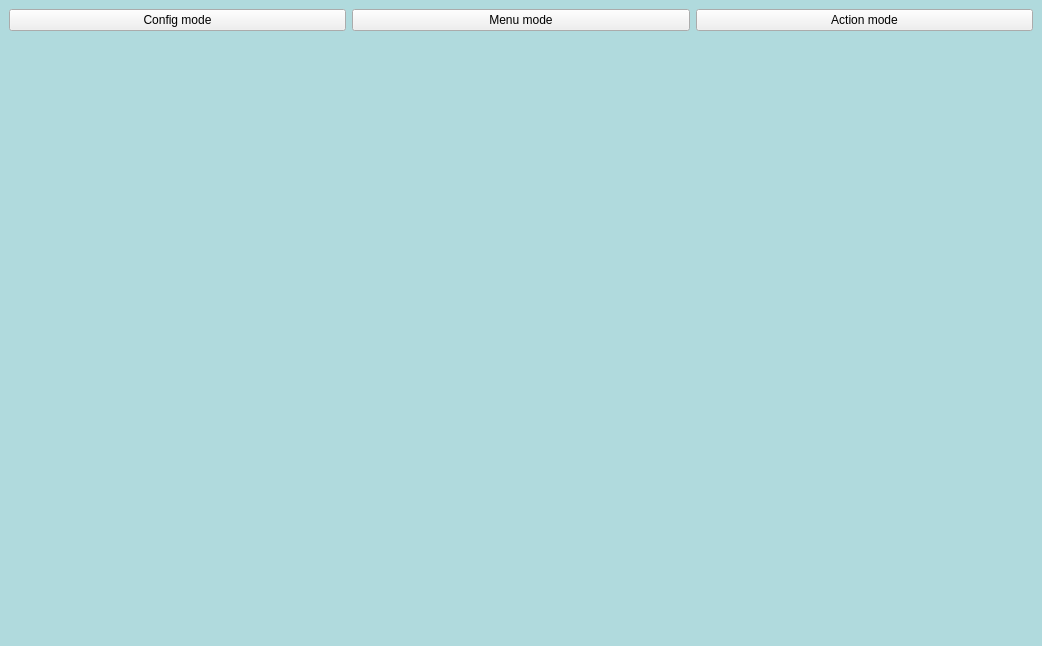
EmaroLab/gesture_based_interface, file BaxterGBI_gui/src/mainwindow.ui: the form before one commit.
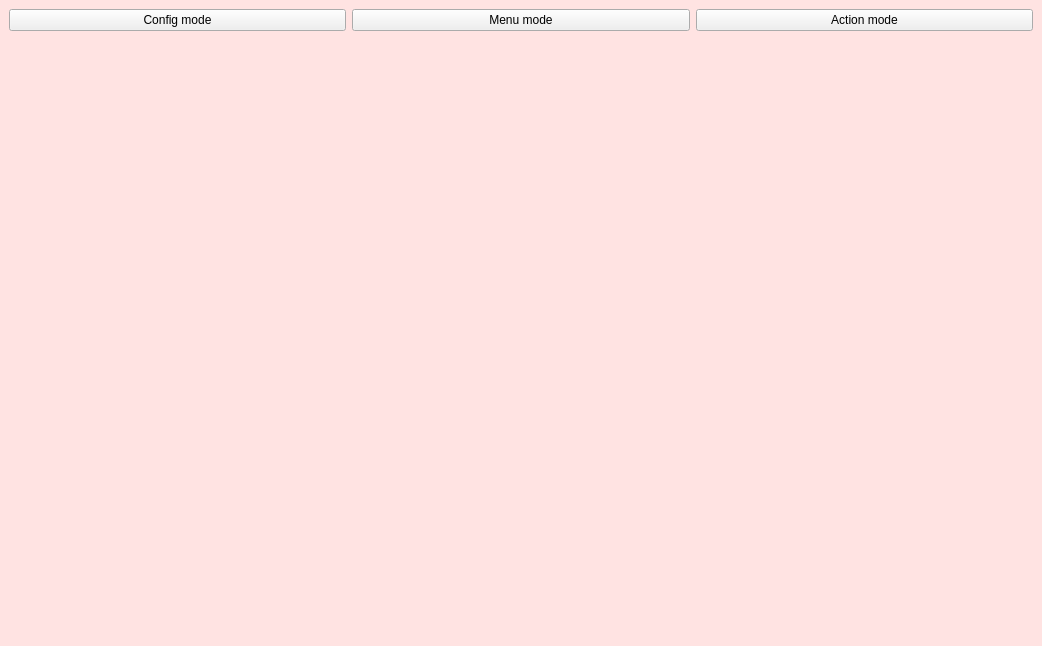
The form after the commit.

Patch:
```diff
--- a/BaxterGBI_gui/src/mainwindow.ui
+++ b/BaxterGBI_gui/src/mainwindow.ui
@@ -27,7 +27,7 @@
   </property>
   <property name="styleSheet">
    <string notr="true">QMainWindow{
-background-color: rgb(176, 218, 221);
+	background-color:#FFE3E2;
 }</string>
   </property>
   <widget class="QWidget" name="centralwidget">
@@ -87,19 +87,24 @@
        <enum>Qt::LeftToRight</enum>
       </property>
       <property name="styleSheet">
-       <string notr="true">QPushButton, QComboBox{
-		font: 16pt Comic Sans MS;
-		background-color: white;
+       <string notr="true">QPushButton{
+		font: 17pt Comic Sans MS;
+		background-color:#FFFEFE;
 		height: 50px;
 		border-radius:10px;
-		border: none;
+		border: 2px solid #FF483E;
 		padding: 6px;
+		margin:2px;
+}
+
+QPushButton:hover{
+	background-color: #FFC9C3;
 }
 
 QPushButton#selection{
-		font: 16pt Comic Sans MS;
-		background-color:#99ffff;
-		border-style:none;
+		font: 17pt Comic Sans MS;
+		background-color:#FF483E;
+		border: 2px solid #FF483E;
 		border-radius: 10px;
 		height: 50px;
 		padding: 6px;
```
